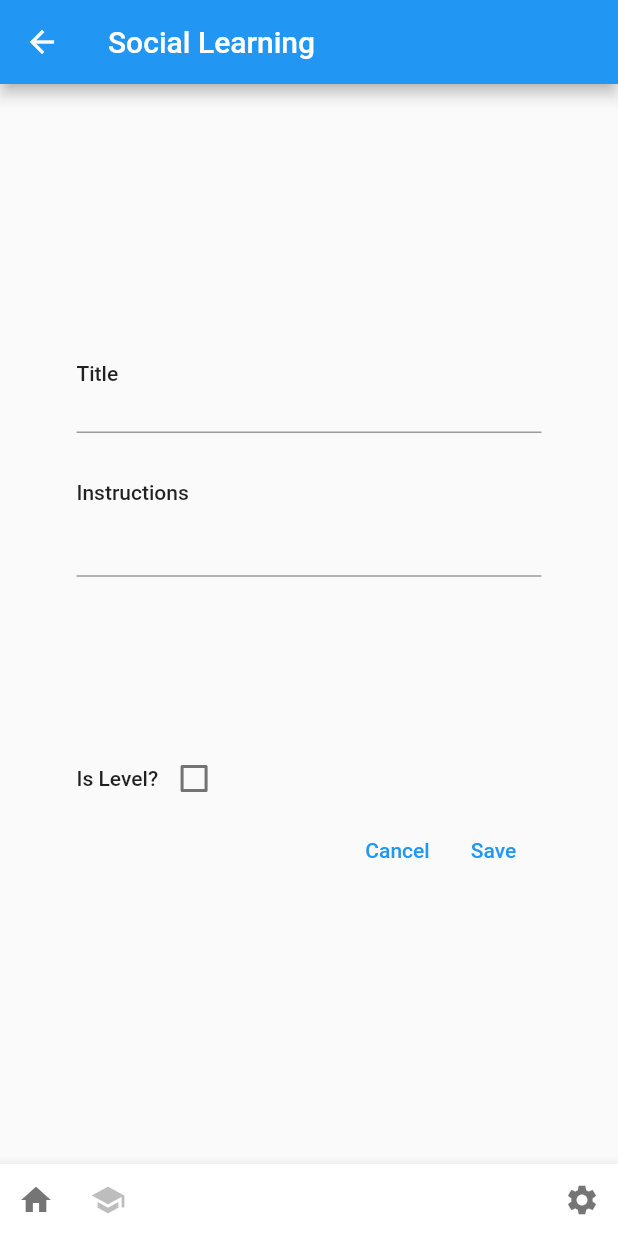
After one commit to thomasfischersm/social_learning, a Flutter app: the CmsDetailPage screen opened by its route, on a phone screen of 412 x 824 dp. The commit adds this screen. Run offline on Flutter 3.47's test engine with Material 2 defaults, Android fonts, the phone set to English and light mode, and no system bars; our stand-ins replace cloud_firestore, firebase_auth, firebase_core, firebase_storage, image_picker, shared_preferences; missing offline and left inert: firebase_ui_auth; accounts and stored records are empty; generated files the repository leaves out were written again.

Commit message:
Added CMS

```diff
--- a/lib/data/user_functions.dart
+++ b/lib/data/user_functions.dart
@@ -1,6 +1,5 @@
 import 'package:cloud_firestore/cloud_firestore.dart';
 import 'package:firebase_auth/firebase_auth.dart' as auth;
-import 'package:flutter/cupertino.dart';
 import 'package:social_learning/data/user.dart';
 
 class UserFunctions {
--- a/lib/main.dart
+++ b/lib/main.dart
@@ -6,6 +6,8 @@ import 'package:provider/provider.dart';
 import 'package:social_learning/state/application_state.dart';
 import 'package:social_learning/state/graduation_state.dart';
 import 'package:social_learning/state/library_state.dart';
+import 'package:social_learning/ui_foundation/cms_detail_page.dart';
+import 'package:social_learning/ui_foundation/cms_home_page.dart';
 import 'package:social_learning/ui_foundation/home_page.dart';
 import 'package:social_learning/ui_foundation/landing_page.dart';
 import 'package:social_learning/ui_foundation/lesson_detail_page.dart';
@@ -55,6 +57,8 @@ class SocialLearningApp extends StatelessWidget {
         '/lesson_detail': (context) => const LessonDetailPage(),
         '/sign_in': (context) => SignInPage(),
         '/sign_out': (context) => const SignOutPage(),
+        '/cms_home': (context) => const CmsHomePage(),
+        '/cms_detail': (context) => const CmsDetailPage(),
       },
     );
   }
--- a/lib/state/application_state.dart
+++ b/lib/state/application_state.dart
@@ -77,7 +77,6 @@ class ApplicationState extends ChangeNotifier {
   void invalidateProfilePhoto() {
     _isCurrentUserInitialized = false;
     _currentUser = null;
-    print('test $currentUser');
 
     notifyListeners();
   }
--- a/lib/ui_foundation/bottom_bar.dart
+++ b/lib/ui_foundation/bottom_bar.dart
@@ -19,10 +19,17 @@ class BottomBar extends StatelessWidget {
                       builder: (context, libraryState, child) => addIcon(
                           context,
                           Icons.school,
-                          NavigationEnum.lesson_list,
+                          NavigationEnum.lessonList,
                           libraryState.isCourseSelected &&
                               applicationState.isLoggedIn),
                     ),
+                    Consumer<LibraryState>(
+                        builder: (context, libraryState, child) =>
+                            (applicationState.currentUser?.isAdmin ??
+                                    false && libraryState.isCourseSelected)
+                                ? addIcon(context, Icons.menu_book,
+                                    NavigationEnum.cmsHome, true)
+                                : null ?? Spacer()),
                     addIcon(context, Icons.settings, NavigationEnum.profile,
                         applicationState.isLoggedIn),
                   ],
--- /dev/null
+++ b/lib/ui_foundation/cms_detail_page.dart
@@ -0,0 +1,140 @@
+import 'package:flutter/material.dart';
+import 'package:provider/provider.dart';
+import 'package:social_learning/data/lesson.dart';
+import 'package:social_learning/state/library_state.dart';
+import 'package:social_learning/ui_foundation/bottom_bar.dart';
+import 'package:social_learning/ui_foundation/lesson_detail_page.dart';
+
+class CmsDetailPage extends StatefulWidget {
+  const CmsDetailPage({super.key});
+
+  @override
+  State<StatefulWidget> createState() {
+    return CmsDetailPageState();
+  }
+}
+
+class CmsDetailPageState extends State<CmsDetailPage> {
+  String? _lessonId;
+  TextEditingController _titleController = TextEditingController();
+  TextEditingController _instructionsController = TextEditingController();
+  bool _isLevel = false;
+  bool _isInitialized = false;
+
+  @override
+  void initState() {
+    super.initState();
+
+
+  }
+
+  @override
+  Widget build(BuildContext context) {
+    if (!_isInitialized) {
+      _isInitialized = true;
+
+      LessonDetailArgument? argument =
+      ModalRoute
+          .of(context)!
+          .settings
+          .arguments as LessonDetailArgument?;
+      if (argument != null) {
+        String lessonId = argument.lessonId;
+        var libraryState = Provider.of<LibraryState>(context, listen: false);
+        Lesson? selectedLesson = libraryState.findLesson(lessonId);
+        if (selectedLesson != null) {
+          _lessonId = _lessonId;
+          _titleController.text = selectedLesson.title;
+          _instructionsController.text = selectedLesson.instructions;
+        }
+      }
+    }
+
+    return Scaffold(
+        appBar: AppBar(
+          title: const Text('Social Learning'),
+        ),
+        bottomNavigationBar: const BottomBar(),
+        body: Center(
+            child: Container(
+                constraints:
+                    const BoxConstraints(maxWidth: 310, maxHeight: 350),
+                child: Consumer<LibraryState>(
+                    builder: (context, libraryState, child) {
+                  return Column(
+                    crossAxisAlignment: CrossAxisAlignment.start,
+                    children: [
+                      Text(
+                        'Title',
+                        style: Theme.of(context).textTheme.bodyText1,
+                      ),
+                      Expanded(
+                          flex: 1,
+                          child: TextField(
+                            controller: _titleController,
+                          )),
+                      const Spacer(),
+                      Text(
+                        'Instructions',
+                        style: Theme.of(context).textTheme.bodyText1,
+                      ),
+                      Expanded(
+                          flex: 5,
+                          child: TextField(
+                            maxLines: null,
+                            controller: _instructionsController,
+                          )),
+                      Row(
+                        children: [
+                          Text(
+                            'Is Level?',
+                            style: Theme.of(context).textTheme.bodyText1,
+                          ),
+                          Checkbox(
+                            value: _isLevel,
+                            onChanged: (value) {
+                              setState(() {
+                                _isLevel = value ?? false;
+                              });
+                            },
+                          )
+                        ],
+                      ),
+                      Row(
+                        children: [
+                          const Spacer(),
+                          TextButton(
+                              onPressed: () {
+                                Navigator.pop(context);
+                              },
+                              child: const Text('Cancel')),
+                          TextButton(
+                              onPressed: () {
+                                var libraryState = Provider.of<LibraryState>(
+                                    context,
+                                    listen: false);
+
+                                if (_lessonId == null) {
+                                  libraryState.createLesson(
+                                      libraryState.selectedCourse!.id!,
+                                      _titleController.text,
+                                      _instructionsController.text,
+                                      _isLevel);
+                                } else {
+                                  libraryState.updateLesson(
+                                      _lessonId!,
+                                      _titleController.text,
+                                      _instructionsController.text,
+                                      _isLevel);
+                                }
+
+                                Navigator.pop(context);
+                              },
+                              child: Text('Save'))
+                        ],
+                      ),
+                    ],
+                  );
+                }))));
+  }
+}
--- a/lib/ui_foundation/home_page.dart
+++ b/lib/ui_foundation/home_page.dart
@@ -64,7 +64,7 @@ class HomePageState extends State<HomePage> {
                       if (libraryState.isCourseSelected) {
                         return TextButton(
                           onPressed: () => Navigator.pushNamed(
-                              context, NavigationEnum.lesson_list.route),
+                              context, NavigationEnum.lessonList.route),
                           child: const Text('View Lessons'),
                         );
                       } else {
--- a/lib/ui_foundation/landing_page.dart
+++ b/lib/ui_foundation/landing_page.dart
@@ -36,7 +36,7 @@ class LandingPage extends StatelessWidget {
                 TextButton(
                     onPressed: () {
                       Navigator.of(context)
-                          .pushNamed(NavigationEnum.sign_in.route);
+                          .pushNamed(NavigationEnum.signIn.route);
                     },
                     child: const Text('Register/sign in')),
               ],
--- a/lib/ui_foundation/lesson_detail_page.dart
+++ b/lib/ui_foundation/lesson_detail_page.dart
@@ -23,7 +23,7 @@ class LessonDetailPage extends StatefulWidget {
 
   @override
   State<StatefulWidget> createState() {
-    return new LessonDetailState();
+    return LessonDetailState();
   }
 }
 
@@ -71,7 +71,7 @@ class LessonDetailState extends State<LessonDetailPage> {
                                 IconButton(
                                     onPressed: () {
                                       Navigator.pushNamed(context,
-                                          NavigationEnum.lesson_detail.route,
+                                          NavigationEnum.lessonDetail.route,
                                           arguments: LessonDetailArgument(
                                               previousLesson.id));
                                     },
@@ -80,7 +80,7 @@ class LessonDetailState extends State<LessonDetailPage> {
                                 IconButton(
                                     onPressed: () {
                                       Navigator.pushNamed(context,
-                                          NavigationEnum.lesson_detail.route,
+                                          NavigationEnum.lessonDetail.route,
                                           arguments: LessonDetailArgument(
                                               nextLesson.id));
                                     },
--- a/lib/ui_foundation/lesson_list_page.dart
+++ b/lib/ui_foundation/lesson_list_page.dart
@@ -46,7 +46,7 @@ class LessonListState extends State<LessonListPage> {
                         Lesson? lesson = libraryState.lessons?[index];
                         if ((lesson != null) && (!lesson.isLevel)) {
                           Navigator.pushNamed(
-                              context, NavigationEnum.lesson_detail.route,
+                              context, NavigationEnum.lessonDetail.route,
                               arguments: LessonDetailArgument(lesson.id));
                         }
                       }, child: Consumer<GraduationState>(
--- a/lib/ui_foundation/navigation_enum.dart
+++ b/lib/ui_foundation/navigation_enum.dart
@@ -3,10 +3,12 @@ enum NavigationEnum {
   landing_page('/landing'),
   home('/home'),
   profile('/profile'),
-  lesson_list('/lesson_list'),
-  lesson_detail('/lesson_detail'),
-  sign_in('/sign_in'),
-  sign_out('/sign_out'),;
+  lessonList('/lesson_list'),
+  lessonDetail('/lesson_detail'),
+  signIn('/sign_in'),
+  signOut('/sign_out'),
+  cmsHome('/cms_home'),
+  cmsLesson('/cms_detail');
 
   final String route;
   const NavigationEnum(this.route);
--- a/lib/ui_foundation/profile_page.dart
+++ b/lib/ui_foundation/profile_page.dart
@@ -70,7 +70,7 @@ class ProfilePageState extends State<ProfilePage> {
                             TextButton(
                                 onPressed: () =>
                                     Navigator.pushNamed(
-                                        context, NavigationEnum.sign_out.route),
+                                        context, NavigationEnum.signOut.route),
                                 child: const Text("Sign out")),
                           ],
                         );
```
Also changed, not shown: lib/state/library_state.dart (+95 -1 lines), lib/ui_foundation/cms_home_page.dart (added, +164 -0 lines).
